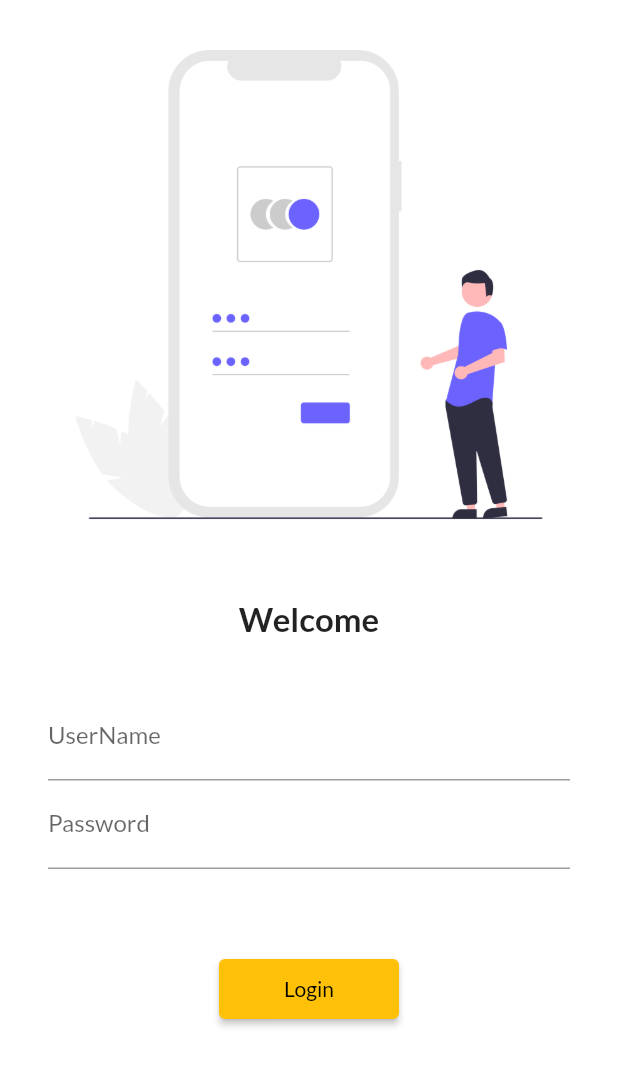
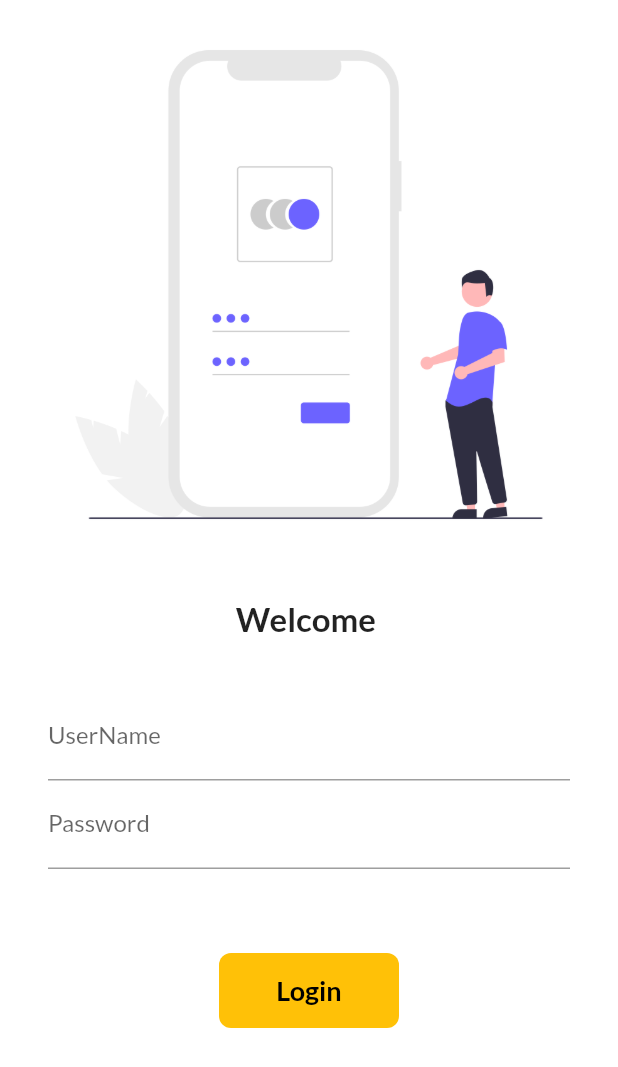
Before and after one commit to RahulRazdan/30DaysOfFlutter, a Flutter app: the screen it shows after launch, on a phone screen of 412 x 824 dp. Shown: the top 1067 px of the screen. Run offline on Flutter 3.47's test engine with Material 2 defaults, Android fonts, the phone set to English and light mode, and no system bars; our stand-ins replace google_fonts.

Commit message:
Day6 completed

```diff
--- a/lib/pages/login_page.dart
+++ b/lib/pages/login_page.dart
@@ -1,8 +1,16 @@
 import 'package:flutter/material.dart';
 import 'package:flutter_application/utils/routes.dart';
 
-class LoginPage extends StatelessWidget {
+class LoginPage extends StatefulWidget {
   const LoginPage({Key? key}) : super(key: key);
+
+  @override
+  State<LoginPage> createState() => _LoginPageState();
+}
+
+class _LoginPageState extends State<LoginPage> {
+  String name = "";
+  bool changeButton = false;
 
   @override
   Widget build(BuildContext context) {
@@ -12,8 +20,9 @@ class LoginPage extends StatelessWidget {
             child: Column(children: [
           Image.asset("assets/images/login_bck.png", fit: BoxFit.cover),
           const SizedBox(height: 20.0),
-          const Text("Welcome",
-              style: TextStyle(fontSize: 22, fontWeight: FontWeight.bold)),
+          Text("Welcome $name",
+              style:
+                  const TextStyle(fontSize: 22, fontWeight: FontWeight.bold)),
           const SizedBox(height: 20.0),
           Padding(
               padding:
@@ -21,6 +30,10 @@ class LoginPage extends StatelessWidget {
               child: Column(
                 children: [
                   TextFormField(
+                    onChanged: (value) {
+                      name = value;
+                      setState(() {});
+                    },
                     decoration: const InputDecoration(
                         hintText: "Enter UserName", labelText: "UserName"),
                   ),
@@ -32,12 +45,39 @@ class LoginPage extends StatelessWidget {
                 ],
               )),
           const SizedBox(height: 40.0),
-          ElevatedButton(
-              onPressed: () {
-                Navigator.pushNamed(context, MyRoutes.homeRoute);
-              },
-              style: TextButton.styleFrom(minimumSize: const Size(120, 40)),
-              child: const Text("Login"))
+          InkWell(
+            onTap: () async {
+              setState(() {
+                changeButton = true;
+              });
+              await Future.delayed(const Duration(seconds: 1));
+              Navigator.pushNamed(context, MyRoutes.homeRoute);
+            },
+            child: AnimatedContainer(
+                duration: const Duration(seconds: 1),
+                width: changeButton ? 50 : 120,
+                height: 50,
+                alignment: Alignment.center,
+                decoration: BoxDecoration(
+                    color: Colors.amber,
+                    borderRadius: BorderRadius.circular(changeButton ? 50 : 8)),
+                child: changeButton
+                    ? const Icon(
+                        Icons.done,
+                        color: Colors.black,
+                      )
+                    : const Text("Login",
+                        style: TextStyle(
+                            color: Colors.black,
+                            fontWeight: FontWeight.bold,
+                            fontSize: 18))),
+          ),
+          // ElevatedButton(
+          //     onPressed: () {
+          //       Navigator.pushNamed(context, MyRoutes.homeRoute);
+          //     },
+          //     style: TextButton.styleFrom(minimumSize: const Size(120, 40)),
+          //     child: const Text("Login"))
         ])));
   }
 }
```
